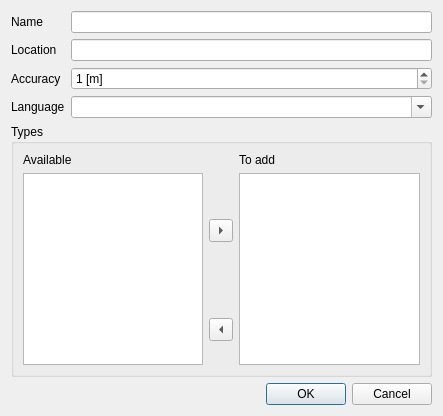
First picture: the form in placedialog.ui, repository tranter/qt-google-places, before the edit.
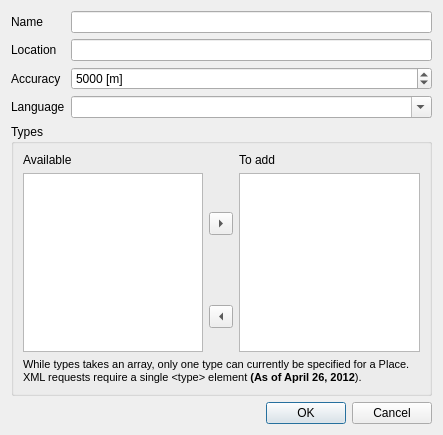
Second picture: the form after the edit.

```diff
--- a/placedialog.ui
+++ b/placedialog.ui
@@ -50,7 +50,13 @@
       <number>1</number>
      </property>
      <property name="maximum">
-      <number>1000</number>
+      <number>25000</number>
+     </property>
+     <property name="singleStep">
+      <number>100</number>
+     </property>
+     <property name="value">
+      <number>5000</number>
      </property>
     </widget>
    </item>
@@ -152,6 +158,20 @@
         </property>
        </widget>
       </item>
+      <item row="3" column="0" colspan="3">
+       <widget class="QLabel" name="label_7">
+        <property name="text">
+         <string>&lt;!DOCTYPE HTML PUBLIC &quot;-//W3C//DTD HTML 4.0//EN&quot; &quot;http://www.w3.org/TR/REC-html40/strict.dtd&quot;&gt;
+&lt;html&gt;&lt;head&gt;&lt;meta name=&quot;qrichtext&quot; content=&quot;1&quot; /&gt;&lt;style type=&quot;text/css&quot;&gt;
+p, li { white-space: pre-wrap; }
+&lt;/style&gt;&lt;/head&gt;&lt;body style=&quot; font-family:'MS Shell Dlg 2'; font-size:8.25pt; font-weight:400; font-style:normal;&quot;&gt;
+&lt;p style=&quot; margin-top:0px; margin-bottom:0px; margin-left:0px; margin-right:0px; -qt-block-indent:0; text-indent:0px;&quot;&gt;&lt;span style=&quot; font-size:8pt;&quot;&gt;While types takes an array, only one type can currently be specified for a Place. XML requests require a single &amp;lt;type&amp;gt; element &lt;/span&gt;&lt;span style=&quot; font-size:8pt; font-weight:600;&quot;&gt;(As of April 26, 2012&lt;/span&gt;&lt;span style=&quot; font-size:8pt;&quot;&gt;).&lt;/span&gt;&lt;/p&gt;&lt;/body&gt;&lt;/html&gt;</string>
+        </property>
+        <property name="wordWrap">
+         <bool>true</bool>
+        </property>
+       </widget>
+      </item>
      </layout>
     </widget>
    </item>
```
Left out of the diff: 3 changed lines with no effect on the pictures.
